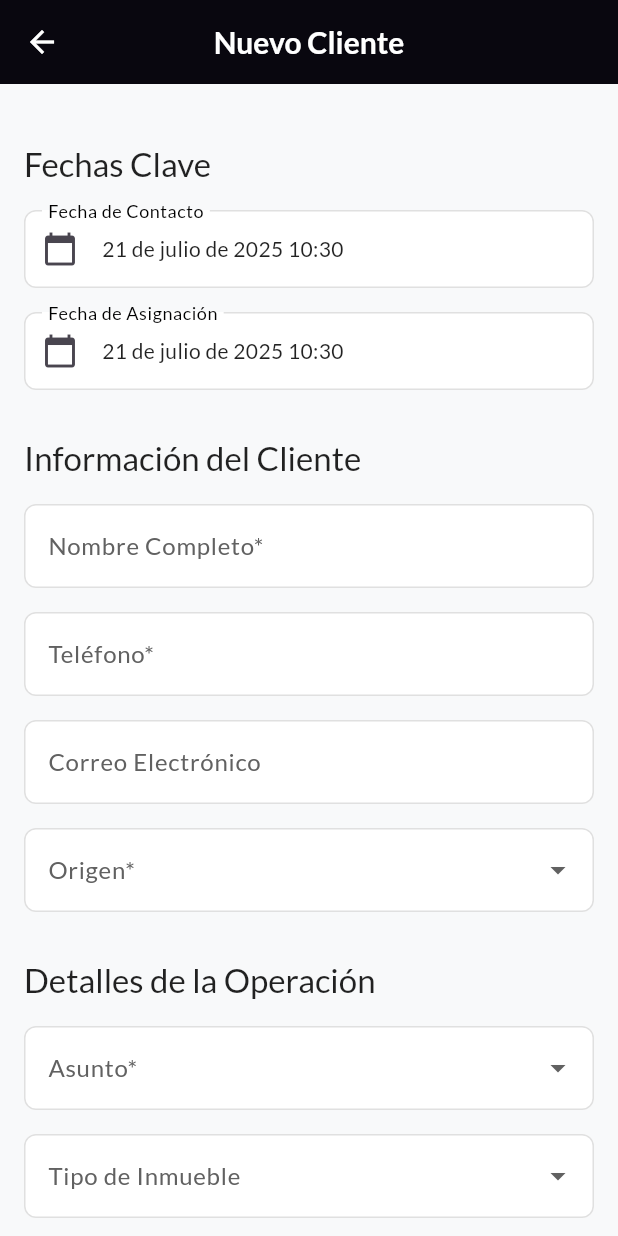
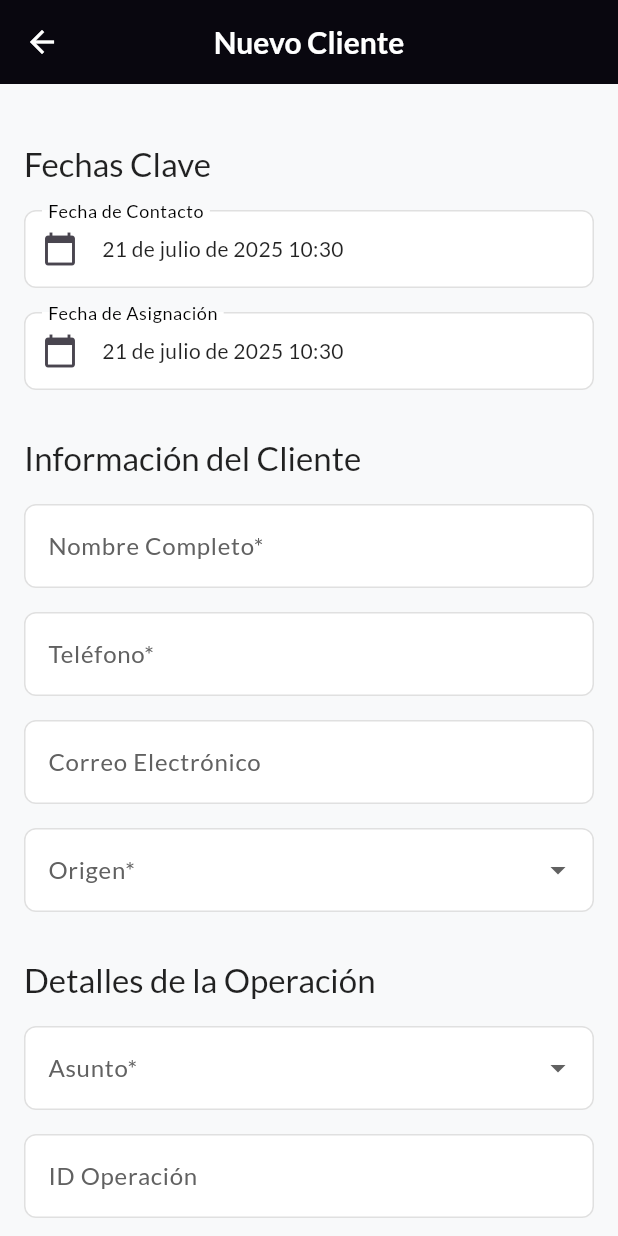
Before and after one commit to Marcos665913/frontend_century21, a Flutter app: the ClientListScreen screen opened by its route, after a tap on the "add" icon, on a phone screen of 412 x 824 dp. Run offline on Flutter 3.47's test engine with Material 3 defaults, Android fonts, the phone set to English and light mode, and no system bars; our stand-ins replace dio, equatable, firebase_core, firebase_messaging, flutter_riverpod, flutter_secure_storage and 4 more; accounts and stored records are empty; network calls fail.

Commit message:
feat: Add ID and Related IDs fields to client forms and model

```diff
--- a/lib/features/clients/data/models/client_model.dart
+++ b/lib/features/clients/data/models/client_model.dart
@@ -1,3 +1,4 @@
+// C:\projectsFlutter\flutter_crm_app\lib\features\clients\data\models\client_model.dart
 import 'package:equatable/equatable.dart';
 import 'package:flutter_crm_app/core/constants/enums.dart';
 import 'package:flutter_crm_app/features/auth/data/models/user_model.dart';
@@ -28,6 +29,10 @@ class ClientModel extends Equatable {
   String get correo => fields['correo']?.toString() ?? '';
 
   AsuntoInmobiliario? get asunto => enumFromString(AsuntoInmobiliario.values, fields['asunto']?.toString());
+  // --- INICIO DE NUEVOS GETTERS ---
+  String get idOperacion => fields['idOperacion']?.toString() ?? ''; // Nuevo getter para "ID"
+  String get idsRelacionados => fields['idsRelacionados']?.toString() ?? ''; // Nuevo getter para "ID Relacionados"
+  // --- FIN DE NUEVOS GETTERS ---
   TipoInmueble? get tipoInmueble => enumFromString(TipoInmueble.values, fields['tipoInmueble']?.toString());
   OrigenCliente? get origen => enumFromString(OrigenCliente.values, fields['origen']?.toString());
   EstatusCliente? get estatus => enumFromString(EstatusCliente.values, fields['estatus']?.toString());
--- a/lib/features/clients/presentation/screens/client_form_screen.dart
+++ b/lib/features/clients/presentation/screens/client_form_screen.dart
@@ -36,13 +36,24 @@ class _ClientFormScreenState extends ConsumerState<ClientFormScreen> {
   @override
   void initState() {
     super.initState();
+    // --- INICIO DE LA CORRECCIÓN ---
+    // Añadir los nuevos campos a la inicialización de controladores estándar
     _initializeControllers();
+    // --- FIN DE LA CORRECCIÓN ---
     Future.microtask(() => _loadInitialData());
     AppLogger.log('ClientFormScreen: initState - ${widget.clientId == null ? "Creando" : "Editando"} cliente.');
   }
 
   void _initializeControllers() {
-    final keys = ['nombre', 'telefono', 'correo', 'presupuesto', 'zona', 'seguimiento', 'especificaciones', 'observaciones'];
+    // --- INICIO DE LA CORRECCIÓN ---
+    // Incluir 'idOperacion' y 'idsRelacionados' en la lista de claves estándar
+    final keys = [
+      'nombre', 'telefono', 'correo', 'presupuesto', 'zona',
+      'seguimiento', 'especificaciones', 'observaciones',
+      'idOperacion', // Nuevo campo
+      'idsRelacionados', // Nuevo campo
+    ];
+    // --- FIN DE LA CORRECCIÓN ---
     for (var key in keys) {
       _standardControllers[key] = TextEditingController();
     }
@@ -66,7 +77,10 @@ class _ClientFormScreenState extends ConsumerState<ClientFormScreen> {
         _fechaAsignacion = _editingClient!.fechaAsignacion;
 
         _standardControllers.forEach((key, controller) {
+          // --- INICIO DE LA CORRECCIÓN ---
+          // Cargar los valores existentes para los nuevos campos
           controller.text = _editingClient!.fields[key]?.toString() ?? '';
+          // --- FIN DE LA CORRECCIÓN ---
         });
 
         _editingClient!.customFieldsData.forEach((key, value) {
@@ -162,20 +176,12 @@ class _ClientFormScreenState extends ConsumerState<ClientFormScreen> {
         AppLogger.log('ClientFormScreen: Operación de guardado completada. Success: $success');
 
         if (success) {
-          // --- INICIO DE LA CORRECCIÓN ---
-          // Al usar context.pop(), la pantalla anterior se revela.
-          // Como ClientListScreen tiene un fetchClients() en su initState (addPostFrameCallback),
-          // se refrescará automáticamente.
           AppLogger.log('ClientFormScreen: Realizando pop de la pantalla actual.');
           context.pop();
-          // Si estábamos editando un cliente existente (ClientDetailScreen estaba debajo de ClientFormScreen),
-          // necesitamos hacer pop de la pantalla de detalle también para volver a ClientListScreen.
-          // Esto asegura que la pila sea: Home -> ClientList
           if (widget.clientId != null) {
             AppLogger.log('ClientFormScreen: Cliente editado, realizando pop adicional de ClientDetailScreen.');
             context.pop();
           }
-          // --- FIN DE LA CORRECCIÓN ---
         } else {
           AppLogger.error('ClientFormScreen: Fallo al guardar. Mensaje: $errorMessage');
         }
@@ -224,6 +230,10 @@ class _ClientFormScreenState extends ConsumerState<ClientFormScreen> {
 
                 _buildSectionTitle('Detalles de la Operación'),
                 _buildDropdown<AsuntoInmobiliario>(AsuntoInmobiliario.values, 'asunto', 'Asunto*'),
+                // --- INICIO DE NUEVOS CAMPOS EN EL FORMULARIO ---
+                _buildTextField(_standardControllers['idOperacion']!, 'ID Operación'), // Nuevo campo "ID"
+                _buildTextField(_standardControllers['idsRelacionados']!, 'IDs Relacionados'), // Nuevo campo "ID Relacionados"
+                // --- FIN DE NUEVOS CAMPOS ---
                 _buildDropdown<TipoInmueble>(TipoInmueble.values, 'tipoInmueble', 'Tipo de Inmueble'),
                 _buildTextField(_standardControllers['presupuesto']!, 'Presupuesto*'),
                 _buildDropdown<TipoPago>(TipoPago.values, 'tipoPago', 'Tipo de Pago*'),
```
